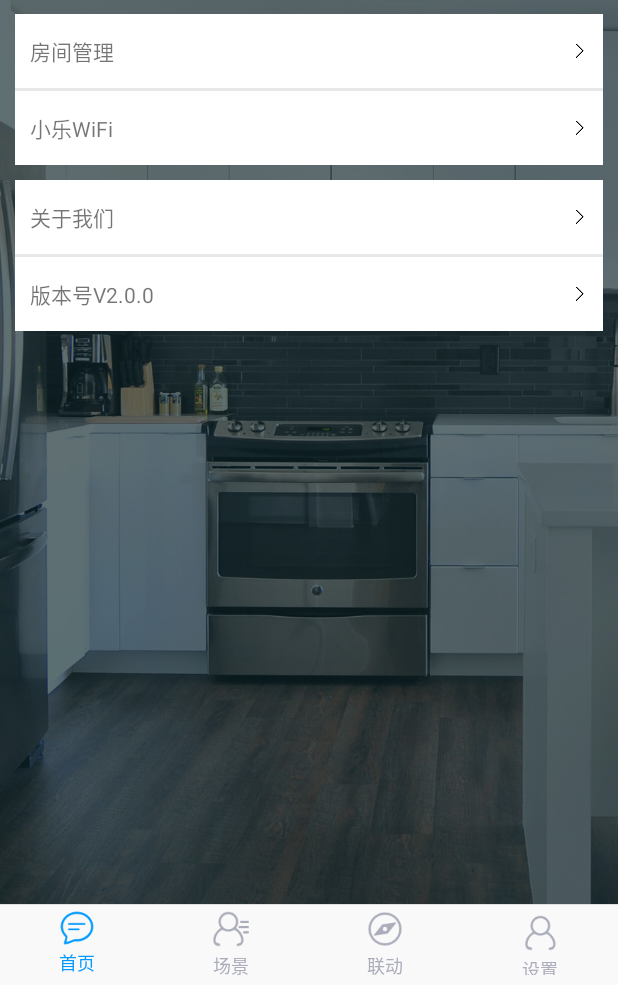
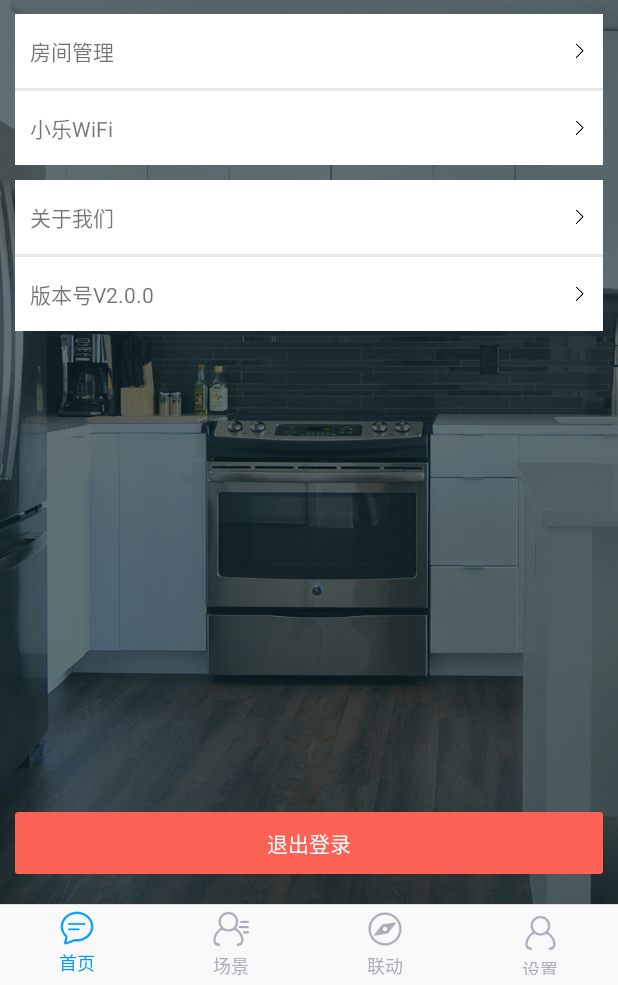
Before and after one commit to a1019421612/lechuangsmart, an Android app: the fragment SettingFragment placed in its activity, on a phone screen of 412 x 824 dp, the part 251-1236 px from its top. Run offline under Robolectric (Android 15) with nearby library versions, the phone set to English and light mode, and no system bars; our stand-ins replace ButterKnife; libraries missing offline, so code that uses them is left out: com.coder.zzq, org.java_websocket.client; plain views replace DragPointView; 1 statement that could not run was skipped.

Commit message:
乐创UI更新

```diff
--- a/app/src/main/java/com/hbdiye/lechuangsmart/fragment/HomeFragment.java
+++ b/app/src/main/java/com/hbdiye/lechuangsmart/fragment/HomeFragment.java
@@ -20,6 +20,7 @@ import com.hbdiye.lechuangsmart.activity.FangjianActivity;
 import com.hbdiye.lechuangsmart.activity.KaiguanActivity;
 import com.hbdiye.lechuangsmart.activity.YaokongqiActivity;
 import com.hbdiye.lechuangsmart.activity.ZhaoMingActivity;
+import com.hbdiye.lechuangsmart.util.SPUtils;
 
 import org.java_websocket.client.WebSocketClient;
 
@@ -53,15 +54,18 @@ public class HomeFragment extends Fragment {
     private WebSocketConnection mConnection;
     WebSocketOptions mOptions = new WebSocketOptions();
     private Unbinder unbinder;
-
+    private String mobilephone;
+    private String password;
     @Nullable
     @Override
     public View onCreateView(@NonNull LayoutInflater inflater, @Nullable ViewGroup container, @Nullable Bundle savedInstanceState) {
         View view = inflater.inflate(R.layout.fragment_home, container, false);
         unbinder = ButterKnife.bind(this, view);
         mConnection = new WebSocketConnection();
+        mobilephone= (String) SPUtils.get(getActivity(),"mobilephone","");
+        password= (String) SPUtils.get(getActivity(),"password","");
         try {
-            mConnection.connect("ws://39.104.105.10:18888/mobilephone=15944444444&password=123", new MyWebSocketHandler());
+            mConnection.connect("ws://39.104.105.10:18888/mobilephone="+mobilephone+"&password="+password, new MyWebSocketHandler());
 
         } catch (WebSocketException e) {
             e.printStackTrace();
@@ -114,6 +118,7 @@ public class HomeFragment extends Fragment {
         @Override
         public void onOpen() {
             Log.e("TAG", "open");
+            mConnection.sendTextMessage("{\"pn\":\"UITP\"}");
         }
 
         @Override
--- /dev/null
+++ b/app/src/main/res/drawable/shape_btn_logout.xml
@@ -0,0 +1,8 @@
+<?xml version="1.0" encoding="utf-8"?>
+<shape xmlns:android="http://schemas.android.com/apk/res/android">
+
+    <corners android:radius="2dp"/>
+
+    <solid android:color="#FB6155"/>
+
+</shape>
--- a/app/src/main/res/layout/fragment_setting.xml
+++ b/app/src/main/res/layout/fragment_setting.xml
@@ -1,5 +1,6 @@
 <?xml version="1.0" encoding="utf-8"?>
 <LinearLayout xmlns:android="http://schemas.android.com/apk/res/android"
+    android:id="@+id/ll_parent"
     android:layout_width="match_parent"
     android:layout_height="match_parent"
     android:orientation="vertical">
@@ -136,5 +137,25 @@
                 android:drawableRight="@mipmap/right"
                 />
         </LinearLayout>
+        <LinearLayout
+            android:layout_width="match_parent"
+            android:layout_height="match_parent"
+            android:gravity="bottom">
+
+            <TextView
+                android:id="@+id/tv_settting_logout"
+                android:layout_width="match_parent"
+                android:layout_height="wrap_content"
+                android:textColor="#fff"
+                android:text="退出登录"
+                android:padding="10dp"
+                android:layout_marginLeft="10dp"
+                android:layout_marginRight="10dp"
+                android:layout_marginBottom="10dp"
+                android:gravity="center_horizontal"
+                android:background="@drawable/shape_btn_logout"
+                />
+        </LinearLayout>
     </LinearLayout>
+
 </LinearLayout>
```
Also changed, not shown: app/src/main/java/com/hbdiye/lechuangsmart/fragment/SettingFragment.java (+39 -1 lines), app/src/main/java/com/hbdiye/lechuangsmart/views/GetPhotoPopwindow.java (added, +66 -0 lines), app/src/main/res/anim/push_bottom_in.xml (added, +10 -0 lines), app/src/main/res/anim/push_bottom_out.xml (added, +10 -0 lines), app/src/main/res/layout/photo_popupwindows.xml (added, +58 -0 lines), app/src/main/res/values/styles.xml (+19 -1 lines).
